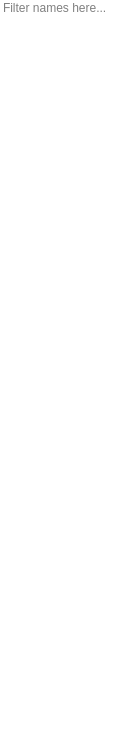
Above: plugins/perspective/GraphPerspective/designer/AlgorithmRunner.ui from vadivelselvaraj/TulipGLImprovement before the change. Below: the same form after it.
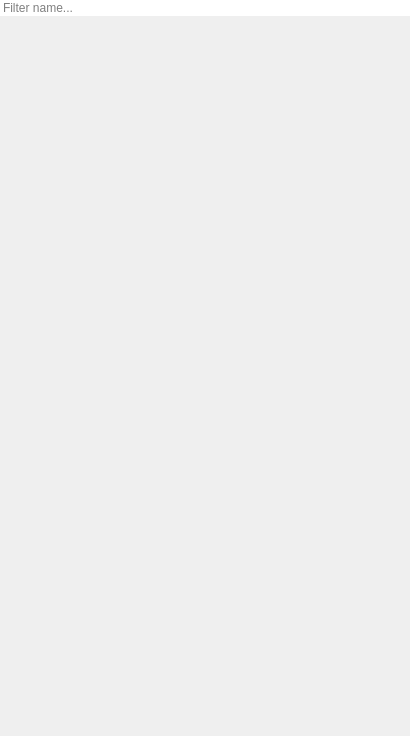
That is the form after the change. Custom widgets are drawn as their Qt base class.

Commit message: Some ui tests with expandable group boxes

Diff of the .ui file:
```diff
--- a/plugins/perspective/GraphPerspective/designer/AlgorithmRunner.ui
+++ b/plugins/perspective/GraphPerspective/designer/AlgorithmRunner.ui
@@ -6,8 +6,8 @@
    <rect>
     <x>0</x>
     <y>0</y>
-    <width>139</width>
-    <height>744</height>
+    <width>410</width>
+    <height>736</height>
    </rect>
   </property>
   <layout class="QVBoxLayout" name="verticalLayout">
@@ -39,7 +39,7 @@
 }</string>
      </property>
      <property name="placeholderText">
-      <string>Filter names here...</string>
+      <string>Filter name...</string>
      </property>
     </widget>
    </item>
@@ -52,8 +52,8 @@
       </sizepolicy>
      </property>
      <property name="styleSheet">
-      <string notr="true">#pluginsListWidget {
-  background-color: white;
+      <string notr="true">#algorithmListContents {
+  /*background-color: white;*/
   border-left: 1px solid &quot;#C9C9C9&quot;;
   border-right: 1px solid &quot;#C9C9C9&quot;;
   border-top: 1px solid &quot;#C9C9C9&quot;;
@@ -71,8 +71,8 @@
        <rect>
         <x>0</x>
         <y>0</y>
-        <width>139</width>
-        <height>717</height>
+        <width>410</width>
+        <height>709</height>
        </rect>
       </property>
      </widget>
```
Left out of the diff: 4 changed lines with no effect on the pictures. The commit also changes 6 other files.
